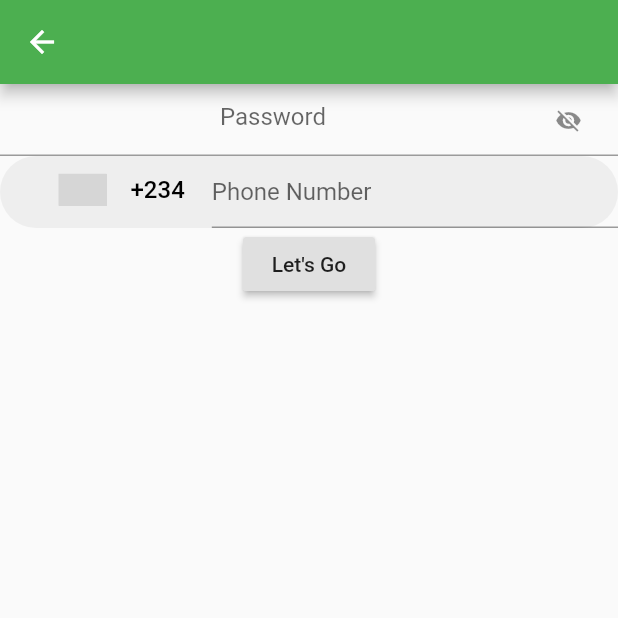
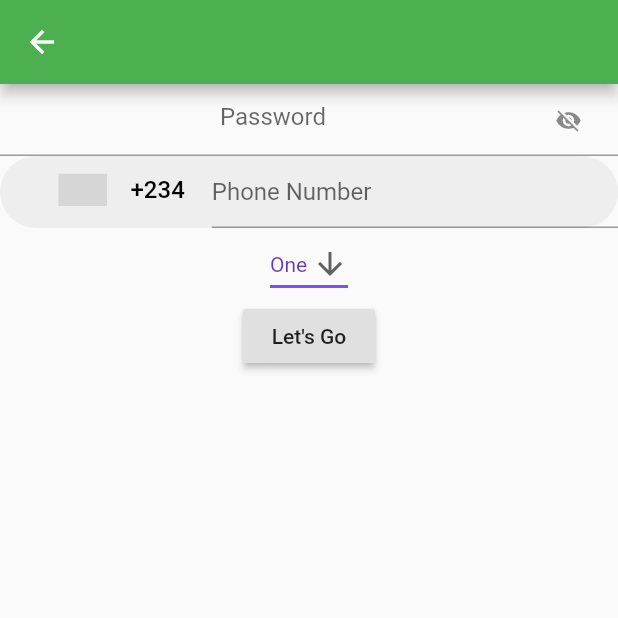
Before and after one commit to novugrid/code_brew, a Flutter app: the FormsWidgetScreen screen opened by its route, on a phone screen of 412 x 824 dp, the top half of it. Run offline on Flutter 3.47's test engine with Material 2 defaults, Android fonts, the phone set to English and light mode, and no system bars; drawn by our look-alikes of country_code_picker; our stand-ins replace dio, image_picker, rxdart; missing offline and left inert: the_validator; network calls fail; Roboto replaces fonts that are missing (SourceSansPro); grey boxes are pictures that could not be loaded.

Commit message:
added drop down field

```diff
--- a/code_brew_example/lib/ui/features/forms/FormsWidgets.dart
+++ b/code_brew_example/lib/ui/features/forms/FormsWidgets.dart
@@ -24,7 +24,9 @@ class _FormsWidgetsScreenState extends State<FormsWidgetScreen> {
               Container(
                 child: UIPhoneNumberField(),
               ),
-
+              Container(
+                child: UIDropdown(),
+              ),
 
               RaisedButton(
                 onPressed: () {},
--- /dev/null
+++ b/lib/src/ui/widgets/UIDropdown.dart
@@ -0,0 +1,37 @@
+import 'package:flutter/material.dart';
+
+class UIDropdown extends StatefulWidget {
+  @override
+  _UIDropdownState createState() => _UIDropdownState();
+}
+
+class _UIDropdownState extends State<UIDropdown> {
+  String dropdownValue = 'One';
+
+  @override
+  Widget build(BuildContext context) {
+    return DropdownButton<String>(
+      value: dropdownValue,
+      icon: Icon(Icons.arrow_downward),
+      iconSize: 24,
+      elevation: 16,
+      style: TextStyle(color: Colors.deepPurple),
+      underline: Container(
+        height: 2,
+        color: Colors.deepPurpleAccent,
+      ),
+      onChanged: (String newValue) {
+        setState(() {
+          dropdownValue = newValue;
+        });
+      },
+      items: <String>['One', 'Two', 'Free', 'Four']
+          .map<DropdownMenuItem<String>>((String value) {
+        return DropdownMenuItem<String>(
+          value: value,
+          child: Text(value),
+        );
+      }).toList(),
+    );
+  }
+}
--- a/lib/widgets.dart
+++ b/lib/widgets.dart
@@ -3,3 +3,4 @@ library widgets;
 export 'src/ui/widgets/UIPasswordField.dart';
 export 'src/ui/widgets/UIPhoneNumberField.dart';
 export 'src/ui/widgets/UIProfileImage.dart';
+export 'src/ui/widgets/UIDropdown.dart';
```
